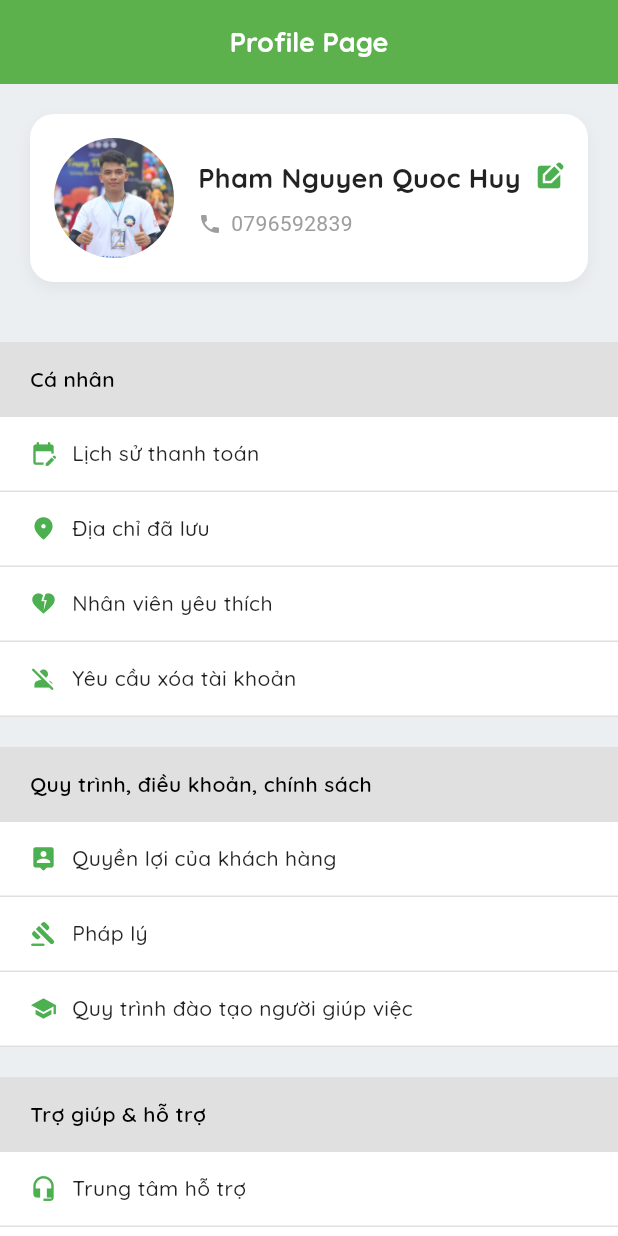
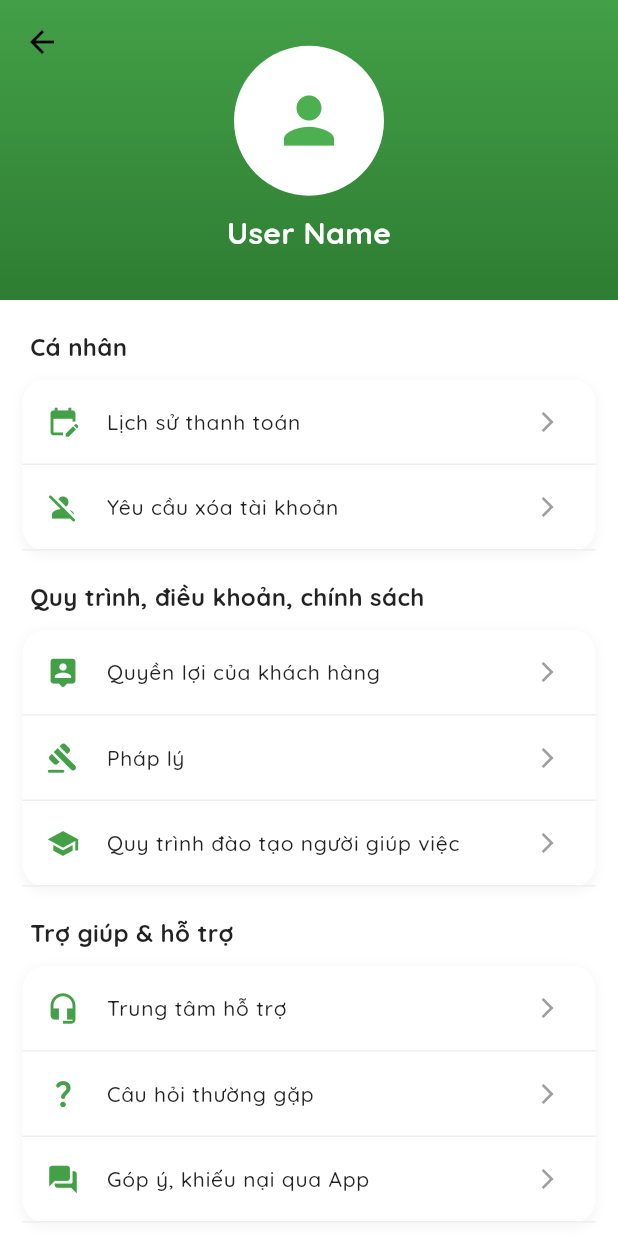
Before and after one commit to kidneyflowerSE/HomeCareV4, a Flutter app: the ProfilePage screen opened directly, on a phone screen of 412 x 824 dp. Run offline on Flutter 3.47's test engine with Material 3 defaults, Android fonts, the phone set to English and light mode, and no system bars; our stand-ins replace awesome_dialog, percent_indicator, table_calendar; network calls fail; project files that could hold a hidden picture were left out.

Commit message:
update UI myemployeedetail

```diff
--- a/lib/pages/profile_page.dart
+++ b/lib/pages/profile_page.dart
@@ -1,191 +1,131 @@
 import 'package:flutter/material.dart';
-import 'package:foodapp/components/my_button.dart';
-import 'package:foodapp/components/spashscreen.dart';
-import 'package:foodapp/pages/edit_staff_page.dart';
-import 'package:foodapp/pages/login_page.dart';
 
 class ProfilePage extends StatelessWidget {
-  const ProfilePage({super.key});
+  const ProfilePage({Key? key}) : super(key: key);
 
   @override
   Widget build(BuildContext context) {
     return Scaffold(
-      backgroundColor: Colors.blueGrey.shade50,
-      appBar: AppBar(
-        title: const Text(
-          "Profile Page",
-          style: TextStyle(
-            fontFamily: 'Quicksand',
-            fontSize: 18,
-            color: Colors.white,
-            fontWeight: FontWeight.bold,
+      body: CustomScrollView(
+        slivers: [
+          // SliverAppBar
+          SliverAppBar(
+            expandedHeight: 200,
+            floating: false,
+            pinned: true,
+            flexibleSpace: FlexibleSpaceBar(
+              background: Container(
+                decoration: BoxDecoration(
+                  gradient: LinearGradient(
+                    begin: Alignment.topCenter,
+                    end: Alignment.bottomCenter,
+                    colors: [Colors.green.shade600, Colors.green.shade800],
                   ),
                 ),
-        automaticallyImplyLeading: false,
-        centerTitle: true,
-        backgroundColor: Colors.green,
-        elevation: 4,
+                child: Column(
+                  mainAxisAlignment: MainAxisAlignment.center,
+                  children: [
+                    const CircleAvatar(
+                      radius: 50,
+                      backgroundColor: Colors.white,
+                      child: Icon(Icons.person, size: 50, color: Colors.green),
                     ),
-      body: ListView(
-        children: [
-          // Profile Header Section
-          Container(
-            margin: const EdgeInsets.all(20),
-            padding: const EdgeInsets.all(16),
-            decoration: BoxDecoration(
+                    const SizedBox(height: 10),
+                    const Text(
+                      "User Name", // Tên tĩnh cho UI
+                      style: TextStyle(
                         color: Colors.white,
-              borderRadius: BorderRadius.circular(16),
-              boxShadow: [
-                BoxShadow(
-                  color: Colors.black.withOpacity(0.05),
-                  blurRadius: 8,
-                  offset: const Offset(0, 4),
-                ),
-              ],
-            ),
-            child: Row(
-              children: [
-                ClipRRect(
-                  borderRadius: BorderRadius.circular(50),
-                  child: Image.asset(
-                    'lib/images/staff/anhhuy.jpg',
-                    width: 80,
-                    height: 80,
-                    fit: BoxFit.cover,
-                  ),
-                ),
-                const SizedBox(width: 16),
-                Expanded(
-                  child: Column(
-                    crossAxisAlignment: CrossAxisAlignment.start,
-                    children: [
-                      Row(
-                        children: [
-                          const Expanded(
-                            child: Text(
-                              'Pham Nguyen Quoc Huy',
-                              style: TextStyle(
+                        fontSize: 20,
+                        fontWeight: FontWeight.bold,
                         fontFamily: 'Quicksand',
-                                fontSize: 18,
-                                fontWeight: FontWeight.bold,
-                                color: Colors.black87,
-                              ),
-                              overflow: TextOverflow.ellipsis,
-                            ),
-                          ),
-                          GestureDetector(
-                            onTap: () {
-                              Navigator.push(
-                                context,
-                                MaterialPageRoute(
-                                  builder: (context) => const EditStaffPage(),
-                                ),
-                              );
-                            },
-                            child: const Icon(
-                              Icons.edit_square,
-                              size: 20,
-                              color: Colors.green,
-                            ),
-                          ),
-                        ],
-                      ),
-                      const SizedBox(height: 8),
-                      Row(
-                        children: const [
-                          Icon(
-                            Icons.phone,
-                            size: 16,
-                            color: Colors.grey,
-                          ),
-                          SizedBox(width: 6),
-                          Text(
-                            '0796592839',
-                            style: TextStyle(
-                              color: Colors.grey,
-                              fontSize: 14,
-                            ),
-                          ),
-                        ],
-                      ),
-                    ],
                       ),
                     ),
                   ],
                 ),
               ),
-          const SizedBox(height: 20),
-
-          // Personal Section
-          _buildSectionHeader("Cá nhân"),
-          _buildListTile(
-            icon: Icons.edit_calendar,
-            text: "Lịch sử thanh toán",
             ),
-          _buildListTile(
-            icon: Icons.location_on_rounded,
-            text: "Địa chỉ đã lưu",
           ),
-          _buildListTile(
-            icon: Icons.heart_broken,
-            text: "Nhân viên yêu thích",
+          // SliverList
+          SliverList(
+            delegate: SliverChildListDelegate(
+              [
+                // Section Cá nhân
+                _buildSection(
+                  context,
+                  "Cá nhân",
+                  [
+                    MenuItem(Icons.edit_calendar, "Lịch sử thanh toán", () {
+                      // Navigator.push(
+                      //   context,
+                      //   MaterialPageRoute(
+                      //       builder: (context) => const PaymentHistorySheet()),
+                      // );
+                    }),
+                    MenuItem(Icons.person_off_rounded, "Yêu cầu xóa tài khoản",
+                        () {
+                      _showStaticDialog(context,
+                          "Chức năng xóa tài khoản đang được thử nghiệm.");
+                    }),
+                  ],
                 ),
-          _buildListTile(
-            icon: Icons.person_off_rounded,
-            text: "Yêu cầu xóa tài khoản",
+                // Section Quy trình, điều khoản, chính sách
+                _buildSection(
+                  context,
+                  "Quy trình, điều khoản, chính sách",
+                  [
+                    MenuItem(
+                        Icons.person_pin_rounded, "Quyền lợi của khách hàng",
+                        () {
+                      _showStaticDialog(context,
+                          "Quyền lợi khách hàng đang được thử nghiệm.");
+                    }),
+                    MenuItem(Icons.gavel_rounded, "Pháp lý", () {
+                      _showStaticDialog(
+                          context, "Pháp lý đang được thử nghiệm.");
+                    }),
+                    MenuItem(Icons.school, "Quy trình đào tạo người giúp việc",
+                        () {
+                      _showStaticDialog(
+                          context, "Quy trình đào tạo đang được thử nghiệm.");
+                    }),
+                  ],
                 ),
-          const SizedBox(height: 20),
-
-          // Privacy Section
-          _buildSectionHeader("Quy trình, điều khoản, chính sách"),
-          _buildListTile(
-            icon: Icons.person_pin_rounded,
-            text: "Quyền lợi của khách hàng",
+                // Section Trợ giúp & hỗ trợ
+                _buildSection(
+                  context,
+                  "Trợ giúp & hỗ trợ",
+                  [
+                    MenuItem(Icons.headset_mic, "Trung tâm hỗ trợ", () {
+                      _showStaticDialog(
+                          context, "Trung tâm hỗ trợ đang được thử nghiệm.");
+                    }),
+                    MenuItem(Icons.question_mark_rounded, "Câu hỏi thường gặp",
+                        () {
+                      _showStaticDialog(
+                          context, "Câu hỏi thường gặp đang được thử nghiệm.");
+                    }),
+                    MenuItem(Icons.question_answer_rounded,
+                        "Góp ý, khiếu nại qua App", () {
+                      _showStaticDialog(
+                          context, "Phản hồi đang được thử nghiệm.");
+                    }),
+                  ],
                 ),
-          _buildListTile(
-            icon: Icons.gavel_rounded,
-            text: "Pháp lý",
-          ),
-          _buildListTile(
-            icon: Icons.school,
-            text: "Quy trình đào tạo người giúp việc",
-          ),
-          const SizedBox(height: 20),
-
-          // Help & Support Section
-          _buildSectionHeader("Trợ giúp & hỗ trợ"),
-          _buildListTile(
-            icon: Icons.headset_mic,
-            text: "Trung tâm hỗ trợ",
-          ),
-          _buildListTile(
-            icon: Icons.question_mark_rounded,
-            text: "Câu hỏi thường gặp",
-          ),
-          _buildListTile(
-            icon: Icons.question_answer_rounded,
-            text: "Góp ý, khiếu nại qua App",
-          ),
-          const SizedBox(height: 20),
-
-          // Logout Button
+                // Nút đăng xuất
                 Padding(
-            padding: const EdgeInsets.symmetric(horizontal: 20),
+                  padding: const EdgeInsets.all(20),
                   child: ElevatedButton(
                     onPressed: () {
-                Navigator.push(
-                  context,
-                  MaterialPageRoute(
-                    builder: (context) => SplashScreen(),
-                  ),
-                );
+                      _showStaticDialog(
+                          context, "Đăng xuất đang được thử nghiệm.");
                     },
                     style: ElevatedButton.styleFrom(
                       backgroundColor: Colors.red.shade600,
                       padding: const EdgeInsets.symmetric(vertical: 16),
                       shape: RoundedRectangleBorder(
-                  borderRadius: BorderRadius.circular(12),
+                        borderRadius: BorderRadius.circular(15),
                       ),
+                      elevation: 2,
                     ),
                     child: const Text(
                       "Đăng xuất",
@@ -197,60 +137,121 @@ class ProfilePage extends StatelessWidget {
                     ),
                   ),
                 ),
+                // Phiên bản
+                const Center(
+                  child: Text(
+                    "Version 2.0.25",
+                    style: TextStyle(
+                      fontFamily: 'Quicksand',
+                      color: Colors.grey,
+                      fontSize: 12,
+                    ),
+                  ),
+                ),
                 const SizedBox(height: 20),
+              ],
+            ),
+          ),
         ],
       ),
     );
   }
 
-  // Section Header Widget
-  Widget _buildSectionHeader(String title) {
-    return Container(
-      padding: const EdgeInsets.only(left: 20),
-      height: 50,
-      alignment: Alignment.centerLeft,
-      color: Colors.grey[300],
+  // Xây dựng section với tiêu đề và danh sách các menu item
+  Widget _buildSection(
+      BuildContext context, String title, List<MenuItem> items) {
+    return Column(
+      crossAxisAlignment: CrossAxisAlignment.start,
+      children: [
+        Padding(
+          padding: const EdgeInsets.fromLTRB(20, 20, 20, 10),
           child: Text(
             title,
             style: const TextStyle(
               fontFamily: 'Quicksand',
-          fontSize: 14,
-          fontWeight: FontWeight.w600,
+              fontSize: 16,
+              fontWeight: FontWeight.bold,
+              color: Colors.black87,
             ),
           ),
+        ),
+        Container(
+          margin: const EdgeInsets.symmetric(horizontal: 15),
+          decoration: BoxDecoration(
+            color: Colors.white,
+            borderRadius: BorderRadius.circular(15),
+            boxShadow: [
+              BoxShadow(
+                color: Colors.grey.withOpacity(0.1),
+                spreadRadius: 1,
+                blurRadius: 5,
+                offset: const Offset(0, 2),
+              ),
+            ],
+          ),
+          child: Column(
+            children:
+                items.map((item) => _buildMenuItem(context, item)).toList(),
+          ),
+        ),
+      ],
     );
   }
 
-  // List Tile Widget
-  Widget _buildListTile({required IconData icon, required String text}) {
+  // Xây dựng từng item trong danh sách menu
+  Widget _buildMenuItem(BuildContext context, MenuItem item) {
     return Container(
-      padding: const EdgeInsets.symmetric(horizontal: 20),
-      height: 50,
-      alignment: Alignment.centerLeft,
       decoration: BoxDecoration(
-        color: Colors.white,
         border: Border(
-          bottom: BorderSide(color: Colors.grey.shade300),
+          bottom: BorderSide(color: Colors.grey.shade200),
         ),
       ),
-      child: Row(
-        children: [
-          Icon(
-            icon,
-            size: 18,
-            color: Colors.green,
-          ),
-          const SizedBox(width: 10),
-          Text(
-            text,
+      child: ListTile(
+        leading: Icon(item.icon, color: Colors.green.shade600, size: 22),
+        title: Text(
+          item.title,
           style: const TextStyle(
             fontFamily: 'Quicksand',
             fontSize: 14,
             color: Colors.black87,
           ),
         ),
+        trailing:
+            const Icon(Icons.arrow_forward_ios, size: 16, color: Colors.grey),
+        onTap: item.onTap,
+      ),
+    );
+  }
+
+  // Hiển thị hộp thoại tĩnh
+  void _showStaticDialog(BuildContext context, String message) {
+    showDialog(
+      context: context,
+      builder: (context) => Container(
+        child: AlertDialog(
+          title: const Text(
+            "Thông báo",
+            style: TextStyle(fontFamily: 'Quicksand'),
+          ),
+          content: Text(message),
+          actions: [
+            TextButton(
+              onPressed: () => Navigator.pop(context),
+              child:
+                  const Text("OK", style: TextStyle(fontFamily: 'Quicksand')),
+            ),
           ],
+        ),
       ),
     );
   }
 }
+
+// Class đại diện cho các menu item
+class MenuItem {
+  final IconData icon;
+  final String title;
+  final VoidCallback onTap;
+
+  MenuItem(this.icon, this.title, this.onTap);
+}
```
Also changed, not shown: lib/components/my_employee_detail.dart (+158 -195 lines), lib/pages/helper_list_page.dart (+4 -3 lines), pubspec.lock. Lines whose indentation alone changed are shown as unchanged.
